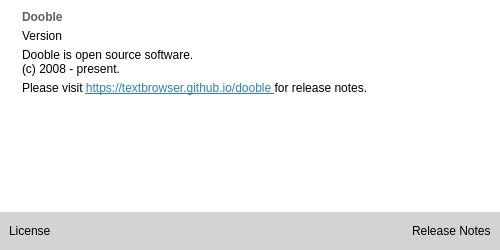
This is UI/dooble_about.ui in textbrowser/dooble as Qt 5 draws it before an edit. The edited form follows.
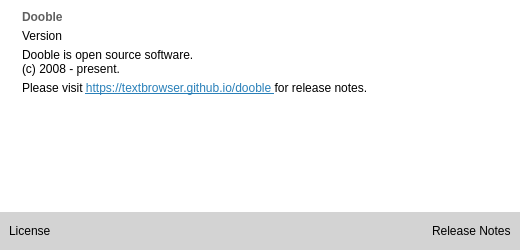
This is the edited form. Icons and pictures are not drawn.

Commit message: Layout stretch.

Patch:
```diff
--- a/UI/dooble_about.ui
+++ b/UI/dooble_about.ui
@@ -6,7 +6,7 @@
    <rect>
     <x>0</x>
     <y>0</y>
-    <width>500</width>
+    <width>520</width>
     <height>250</height>
    </rect>
   </property>
@@ -143,6 +143,12 @@
         </item>
         <item>
          <widget class="QLabel" name="digest">
+          <property name="sizePolicy">
+           <sizepolicy hsizetype="Preferred" vsizetype="Minimum">
+            <horstretch>0</horstretch>
+            <verstretch>0</verstretch>
+           </sizepolicy>
+          </property>
           <property name="styleSheet">
            <string notr="true">QWidget {background-color: white; color: rgb(0, 0, 0);}</string>
           </property>
```
